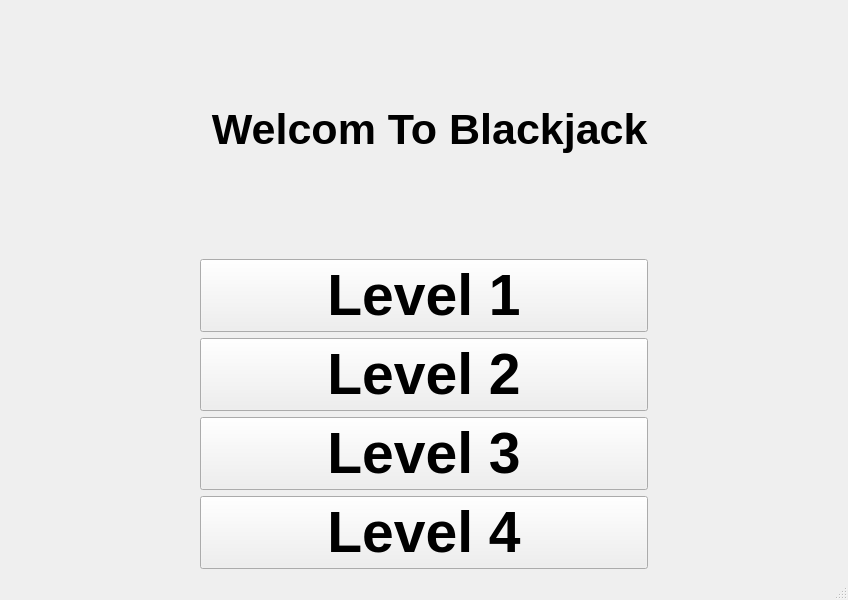
Before: the Qt Designer form blackJackTeacher/mainwindow.ui in UofU-CS3505/cs3505-assignment9-BradleyBartelt, drawn with Qt 5.
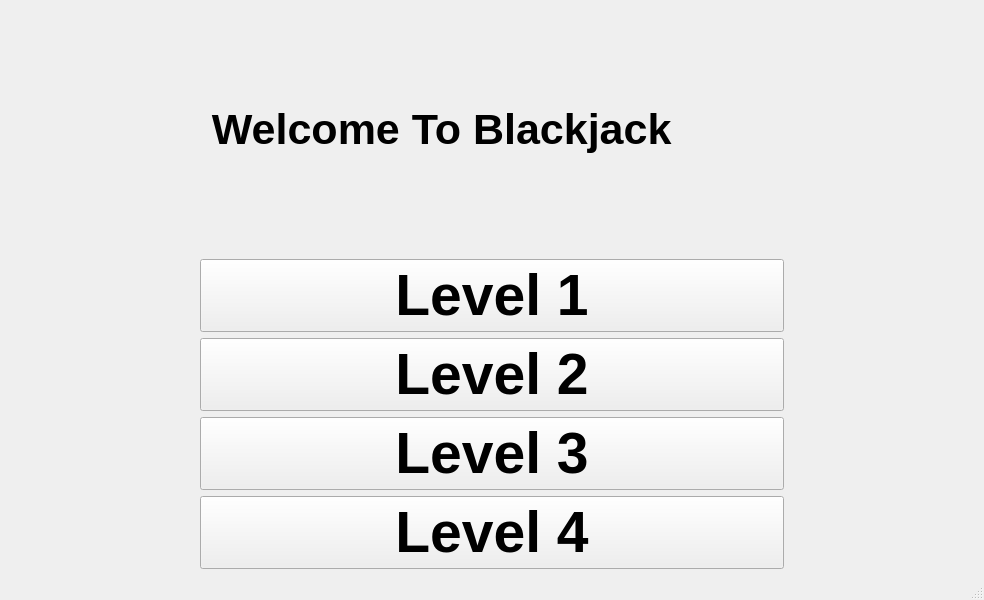
After: the same form once the commit is applied.

Commit message: Fixed minor formatting errors. Added next button to cycle through lessons.

```diff
--- a/blackJackTeacher/mainwindow.ui
+++ b/blackJackTeacher/mainwindow.ui
@@ -6,7 +6,7 @@
    <rect>
     <x>0</x>
     <y>0</y>
-    <width>800</width>
+    <width>984</width>
     <height>600</height>
    </rect>
   </property>
@@ -36,7 +36,7 @@
          </font>
         </property>
         <property name="text">
-         <string> Welcom To Blackjack</string>
+         <string> Welcome To Blackjack</string>
         </property>
        </widget>
       </item>
```
Left out of the diff: 4 changed lines with no effect on the pictures. The commit also changes 3 other files.
